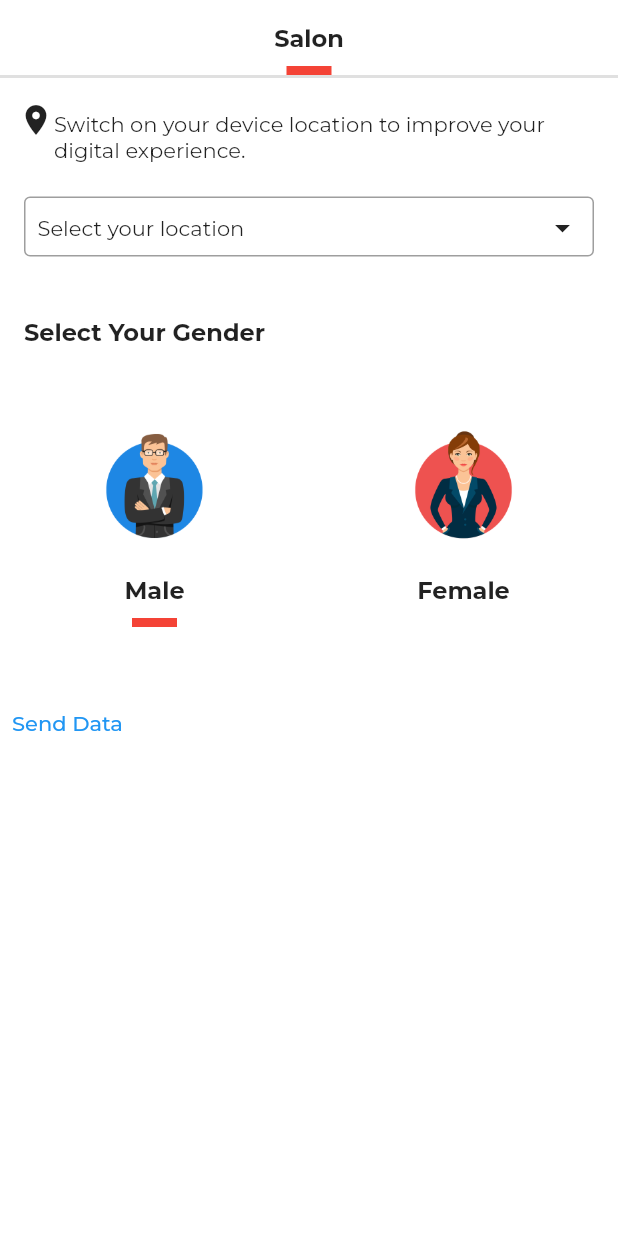
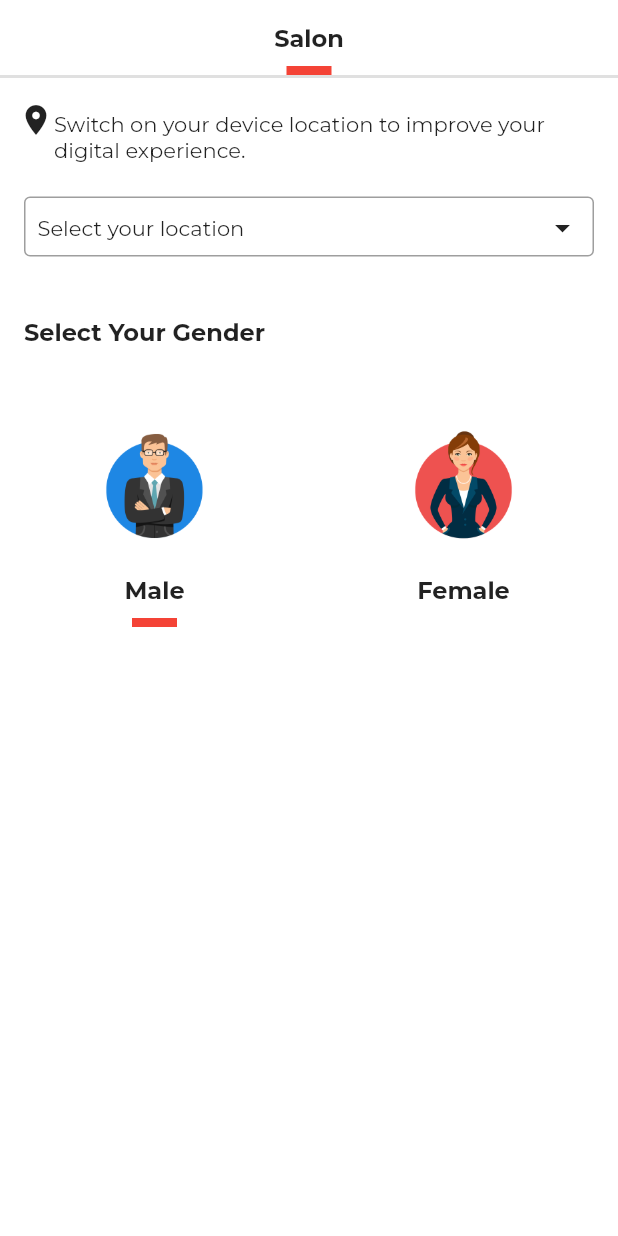
Before and after one commit to lytsl/yk_creation_booking, a Flutter app: the ServicePage screen opened directly with empty values, on a phone screen of 412 x 824 dp. Run offline on Flutter 3.47's test engine with Material 2 defaults, Android fonts, the phone set to English and light mode, and no system bars; our stand-ins replace date_format, firebase_auth, firebase_core, flutter_staggered_animations, fluttertoast, google_fonts and 3 more; missing offline and left inert: flutter_neat_and_clean_calendar; accounts and stored records are empty.

```diff
--- a/lib/pages/service_page.dart
+++ b/lib/pages/service_page.dart
@@ -3,7 +3,6 @@ import 'package:flutter/material.dart';
 import 'package:flutter_staggered_animations/flutter_staggered_animations.dart';
 import 'package:yk_creation_booking/constants/colors.dart';
 import 'package:yk_creation_booking/constants/text_styles.dart';
-import 'package:yk_creation_booking/data/appointment_model.dart';
 import 'package:yk_creation_booking/pages/time_slot_page.dart';
 import 'package:yk_creation_booking/util/gender.dart';
 
@@ -263,12 +262,12 @@ class _ServicePageState extends State<ServicePage> {
                         ),
                       ],
                     ),
-                    SizedBox(height: 40),
+                   /* SizedBox(height: 40),
                     TextButton(
                         onPressed: () {
                           AppointmentModel().postData(AppointmentData());
                         },
-                        child: Text('Send Data'))
+                        child: Text('Send Data'))*/
                   ],
                 ),
               ),
```
